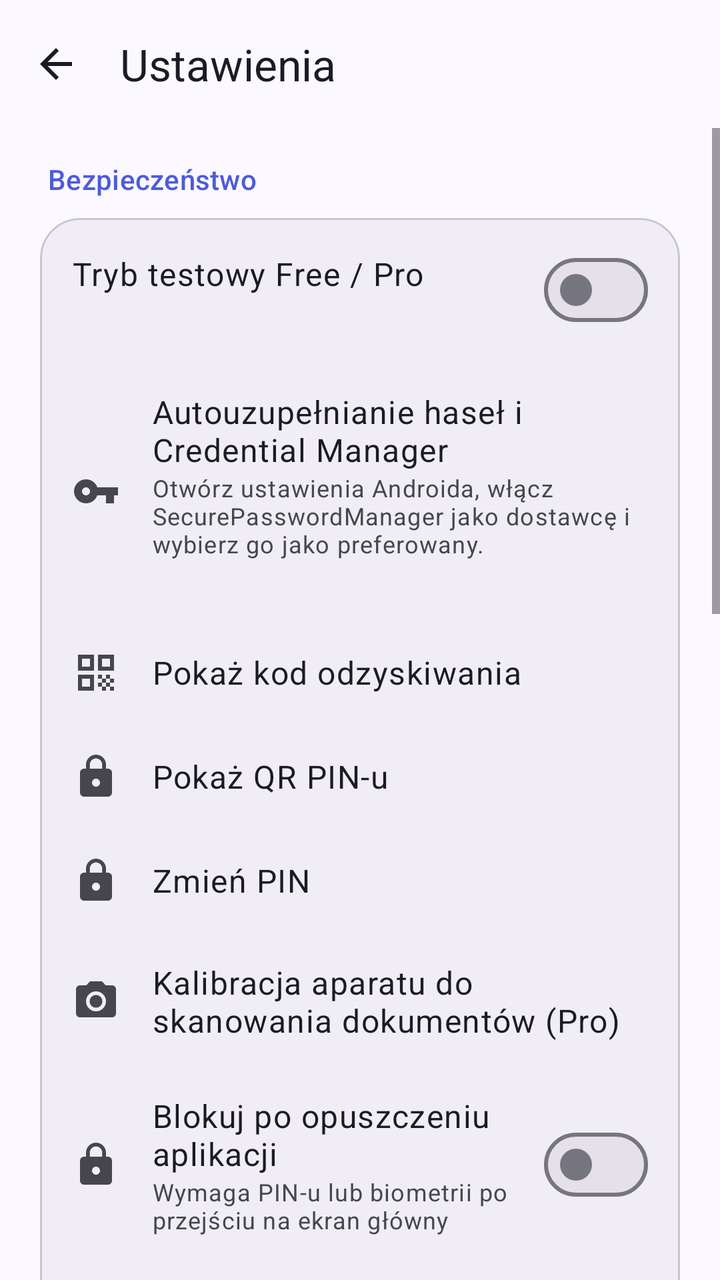
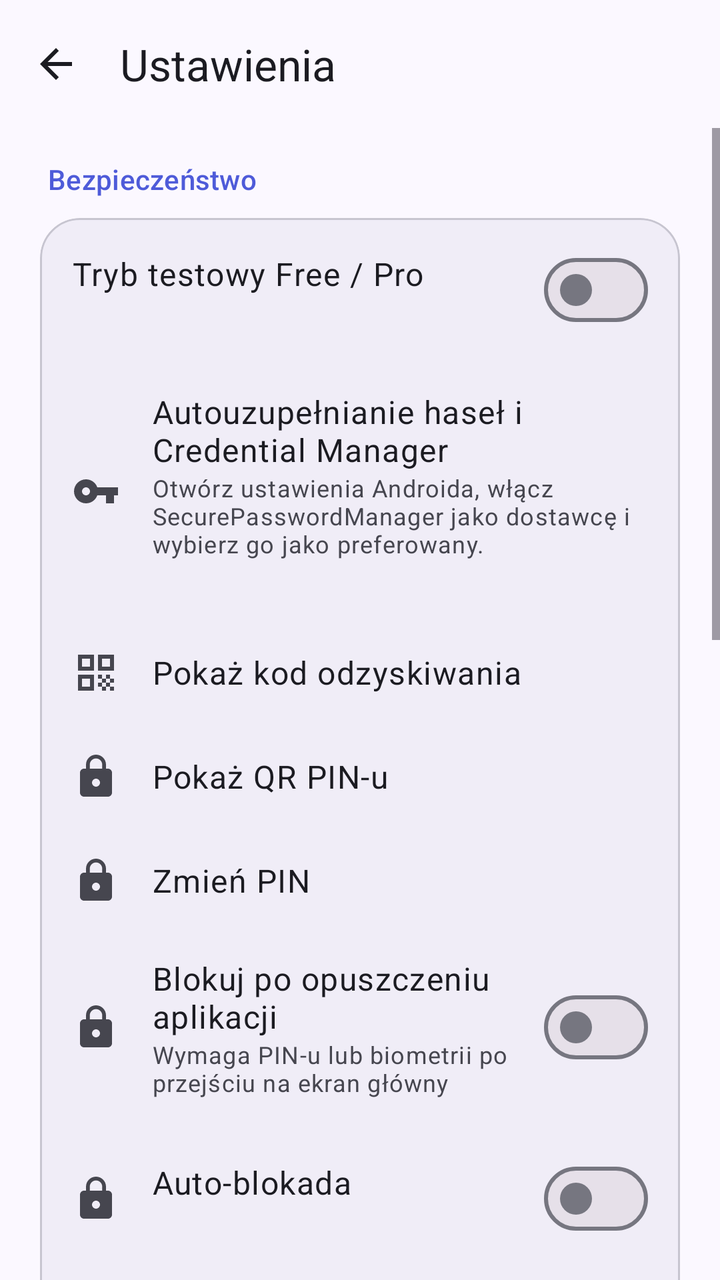

Screens rendered from an Android XML layout before and after an edit, with the pre-edit source and the edit as a unified diff.
<!-- AndroidManifest.xml: activity theme Theme.SecurePasswordManager -->
<!-- res/layout/activity_settings.xml -->
<?xml version="1.0" encoding="utf-8"?>
<LinearLayout xmlns:android="http://schemas.android.com/apk/res/android"
    xmlns:app="http://schemas.android.com/apk/res-auto"
    android:layout_width="match_parent"
    android:layout_height="match_parent"
    android:background="?android:attr/colorBackground"
    android:orientation="vertical">

    <com.google.android.material.appbar.MaterialToolbar
        android:id="@+id/settingsToolbar"
        android:layout_width="match_parent"
        android:layout_height="?attr/actionBarSize"
        android:background="?attr/colorSurface"
        app:navigationIcon="@drawable/ic_arrow_back"
        app:navigationIconTint="?attr/colorOnSurface"
        app:title="@string/settings_title"
        app:titleCentered="false"
        app:titleTextColor="?attr/colorOnSurface" />

    <ScrollView
        android:layout_width="match_parent"
        android:layout_height="0dp"
        android:layout_weight="1"
        android:fillViewport="true">

    <LinearLayout
        android:layout_width="match_parent"
        android:layout_height="wrap_content"
        android:orientation="vertical"
        android:paddingHorizontal="20dp"
        android:paddingTop="8dp"
        android:paddingBottom="20dp">

    <TextView
        android:layout_width="match_parent"
        android:layout_height="wrap_content"
        android:layout_marginTop="8dp"
        android:layout_marginBottom="10dp"
        android:paddingHorizontal="4dp"
        android:text="@string/settings_security"
        android:textAppearance="?attr/textAppearanceLabelLarge"
        android:textColor="?attr/colorPrimary" />

    <com.google.android.material.card.MaterialCardView
        android:layout_width="match_parent"
        android:layout_height="wrap_content"
        android:layout_marginBottom="18dp"
        app:cardBackgroundColor="?attr/colorSurfaceContainer"
        app:cardCornerRadius="20dp"
        app:strokeColor="?attr/colorOutlineVariant"
        app:strokeWidth="1dp">

    <LinearLayout
        android:layout_width="match_parent"
        android:layout_height="wrap_content"
        android:orientation="vertical">

    <LinearLayout
        android:id="@+id/rowPremiumDebug"
        android:layout_width="match_parent"
        android:layout_height="wrap_content"
        android:orientation="horizontal"
        android:gravity="center_vertical"
        android:paddingHorizontal="16dp"
        android:paddingVertical="12dp">
        <LinearLayout
            android:layout_width="0dp"
            android:layout_height="wrap_content"
            android:layout_weight="1"
            android:orientation="vertical">
            <TextView
                android:layout_width="wrap_content"
                android:layout_height="wrap_content"
                android:text="@string/settings_premium_debug"
                android:textAppearance="?attr/textAppearanceBodyLarge"
                android:textColor="?attr/colorOnSurface" />
            <TextView
                android:id="@+id/premiumDebugStatus"
                android:layout_width="wrap_content"
                android:layout_height="wrap_content"
                android:textAppearance="?attr/textAppearanceBodySmall"
                android:textColor="?attr/colorOnSurfaceVariant" />
        </LinearLayout>
        <com.google.android.material.materialswitch.MaterialSwitch
            android:id="@+id/switchPremiumDebug"
            android:layout_width="wrap_content"
            android:layout_height="wrap_content" />
    </LinearLayout>

    <LinearLayout
        android:id="@+id/rowAutofill"
        android:layout_width="match_parent"
        android:layout_height="wrap_content"
        android:orientation="horizontal"
        android:gravity="center_vertical"
        android:background="?attr/selectableItemBackground"
        android:paddingHorizontal="16dp"
        android:paddingVertical="14dp"
        android:clickable="true"
        android:focusable="true">

        <ImageView
            android:layout_width="24dp"
            android:layout_height="24dp"
            android:src="@drawable/ic_key"
            app:tint="?attr/colorOnSurfaceVariant"
            android:contentDescription="@null" />

        <LinearLayout
            android:layout_width="0dp"
            android:layout_height="wrap_content"
            android:layout_marginStart="16dp"
            android:layout_weight="1"
            android:orientation="vertical">
            <TextView
                android:layout_width="wrap_content"
                android:layout_height="wrap_content"
                android:text="@string/settings_autofill"
                android:textAppearance="?attr/textAppearanceBodyLarge"
                android:textColor="?attr/colorOnSurface" />
            <TextView
                android:layout_width="wrap_content"
                android:layout_height="wrap_content"
                android:text="@string/settings_autofill_desc"
                android:textAppearance="?attr/textAppearanceBodySmall"
                android:textColor="?attr/colorOnSurfaceVariant" />
            <TextView
                android:id="@+id/autofillStatus"
                android:layout_width="wrap_content"
                android:layout_height="wrap_content"
                android:textAppearance="?attr/textAppearanceBodySmall"
                android:textColor="?attr/colorPrimary" />
        </LinearLayout>
    </LinearLayout>

    <LinearLayout
        android:id="@+id/rowRecovery"
        android:layout_width="match_parent"
        android:layout_height="wrap_content"
        android:orientation="horizontal"
        android:gravity="center_vertical"
        android:background="?attr/selectableItemBackground"
        android:paddingHorizontal="16dp"
        android:paddingVertical="14dp"
        android:clickable="true"
        android:focusable="true">

        <ImageView
            android:layout_width="24dp"
            android:layout_height="24dp"
            android:src="@drawable/ic_qr_code"
            app:tint="?attr/colorOnSurfaceVariant"
            android:contentDescription="@null" />

        <TextView
            android:layout_width="wrap_content"
            android:layout_height="wrap_content"
            android:layout_marginStart="16dp"
            android:text="@string/settings_show_recovery"
            android:textAppearance="?attr/textAppearanceBodyLarge"
            android:textColor="?attr/colorOnSurface" />
    </LinearLayout>

    <LinearLayout
        android:id="@+id/rowPassphraseQr"
        android:layout_width="match_parent"
        android:layout_height="wrap_content"
        android:orientation="horizontal"
        android:gravity="center_vertical"
        android:background="?attr/selectableItemBackground"
        android:paddingHorizontal="16dp"
        android:paddingVertical="14dp"
        android:clickable="true"
        android:focusable="true">
        <ImageView
            android:layout_width="24dp"
            android:layout_height="24dp"
            android:src="@drawable/ic_lock"
            app:tint="?attr/colorOnSurfaceVariant"
            android:contentDescription="@null" />
        <TextView
            android:layout_width="wrap_content"
            android:layout_height="wrap_content"
            android:layout_marginStart="16dp"
            android:text="@string/action_show_passphrase_qr"
            android:textAppearance="?attr/textAppearanceBodyLarge"
            android:textColor="?attr/colorOnSurface" />
    </LinearLayout>

    <LinearLayout
        android:id="@+id/rowChangePin"
        android:layout_width="match_parent"
        android:layout_height="wrap_content"
        android:orientation="horizontal"
        android:gravity="center_vertical"
        android:background="?attr/selectableItemBackground"
        android:paddingHorizontal="16dp"
        android:paddingVertical="14dp"
        android:clickable="true"
        android:focusable="true">

        <ImageView
            android:layout_width="24dp"
            android:layout_height="24dp"
            android:src="@drawable/ic_lock"
            app:tint="?attr/colorOnSurfaceVariant"
            android:contentDescription="@null" />

        <TextView
            android:layout_width="wrap_content"
            android:layout_height="wrap_content"
            android:layout_marginStart="16dp"
            android:text="@string/settings_change_pin"
            android:textAppearance="?attr/textAppearanceBodyLarge"
            android:textColor="?attr/colorOnSurface" />
    </LinearLayout>

    <LinearLayout
        android:id="@+id/rowDocumentCalibration"
        android:layout_width="match_parent"
        android:layout_height="wrap_content"
        android:orientation="horizontal"
        android:gravity="center_vertical"
        android:background="?attr/selectableItemBackground"
        android:paddingHorizontal="16dp"
        android:paddingVertical="14dp"
        android:clickable="true"
        android:focusable="true">
        <ImageView
            android:layout_width="24dp"
            android:layout_height="24dp"
            android:src="@drawable/ic_camera"
            app:tint="?attr/colorOnSurfaceVariant"
            android:contentDescription="@null" />
        <TextView
            android:layout_width="wrap_content"
            android:layout_height="wrap_content"
            android:layout_marginStart="16dp"
            android:text="@string/settings_document_calibration"
            android:textAppearance="?attr/textAppearanceBodyLarge"
            android:textColor="?attr/colorOnSurface" />
    </LinearLayout>

    <LinearLayout
        android:id="@+id/rowLockBackground"
        android:layout_width="match_parent"
        android:layout_height="wrap_content"
        android:orientation="horizontal"
        android:gravity="center_vertical"
        android:background="?attr/selectableItemBackground"
        android:paddingHorizontal="16dp"
        android:paddingVertical="12dp">

        <ImageView
            android:layout_width="24dp"
            android:layout_height="24dp"
            android:src="@drawable/ic_lock"
            app:tint="?attr/colorOnSurfaceVariant"
            android:contentDescription="@null" />

        <LinearLayout
            android:layout_width="0dp"
            android:layout_height="wrap_content"
            android:layout_weight="1"
            android:layout_marginStart="16dp"
            android:orientation="vertical">
            <TextView
                android:layout_width="wrap_content"
                android:layout_height="wrap_content"
                android:text="@string/settings_lock_background"
                android:textAppearance="?attr/textAppearanceBodyLarge"
                android:textColor="?attr/colorOnSurface" />
            <TextView
                android:layout_width="wrap_content"
                android:layout_height="wrap_content"
                android:text="@string/settings_lock_background_desc"
                android:textAppearance="?attr/textAppearanceBodySmall"
                android:textColor="?attr/colorOnSurfaceVariant" />
        </LinearLayout>

        <com.google.android.material.materialswitch.MaterialSwitch
            android:id="@+id/switchLockBackground"
            android:layout_width="wrap_content"
            android:layout_height="wrap_content" />
    </LinearLayout>

    <LinearLayout
        android:id="@+id/rowAutoLock"
        android:layout_width="match_parent"
        android:layout_height="wrap_content"
        android:orientation="horizontal"
        android:gravity="center_vertical"
        android:background="?attr/selectableItemBackground"
        android:paddingHorizontal="16dp"
        android:paddingVertical="14dp"
        android:clickable="true"
        android:focusable="true">

        <ImageView
            android:layout_width="24dp"
            android:layout_height="24dp"
            android:src="@drawable/ic_lock"
            app:tint="?attr/colorOnSurfaceVariant"
            android:contentDescription="@null" />

        <LinearLayout
            android:layout_width="0dp"
            android:layout_height="wrap_content"
            android:layout_marginStart="16dp"
            android:layout_weight="1"
            android:orientation="vertical">

            <TextView
                android:layout_width="wrap_content"
                android:layout_height="wrap_content"
                android:text="@string/settings_autolock"
                android:textAppearance="?attr/textAppearanceBodyLarge"
                android:textColor="?attr/colorOnSurface" />

            <TextView
                android:id="@+id/autoLockValue"
                android:layout_width="wrap_content"
                android:layout_height="wrap_content"
                android:textAppearance="?attr/textAppearanceBodySmall"
                android:textColor="?attr/colorOnSurfaceVariant" />
        </LinearLayout>

        <com.google.android.material.materialswitch.MaterialSwitch
            android:id="@+id/switchAutoLock"
            android:layout_width="wrap_content"
            android:layout_height="wrap_content" />
    </LinearLayout>

    <LinearLayout
        android:id="@+id/rowLock"
        android:layout_width="match_parent"
        android:layout_height="wrap_content"
        android:orientation="horizontal"
        android:gravity="center_vertical"
        android:background="?attr/selectableItemBackground"
        android:paddingHorizontal="16dp"
        android:paddingVertical="14dp"
        android:clickable="true"
        android:focusable="true">

        <ImageView
            android:layout_width="24dp"
            android:layout_height="24dp"
            android:src="@drawable/ic_restore"
            app:tint="?attr/colorOnSurfaceVariant"
            android:contentDescription="@null" />

        <TextView
            android:layout_width="wrap_content"
            android:layout_height="wrap_content"
            android:layout_marginStart="16dp"
            android:text="@string/settings_lock"
            android:textAppearance="?attr/textAppearanceBodyLarge"
            android:textColor="?attr/colorOnSurface" />
    </LinearLayout>

    <LinearLayout
        android:id="@+id/rowPrivacy"
        android:layout_width="match_parent"
        android:layout_height="wrap_content"
        android:orientation="horizontal"
        android:gravity="center_vertical"
        android:background="?attr/selectableItemBackground"
        android:paddingHorizontal="16dp"
        android:paddingVertical="14dp"
        android:clickable="true"
        android:focusable="true">
        <ImageView
            android:layout_width="24dp"
            android:layout_height="24dp"
            android:src="@drawable/ic_note"
            app:tint="?attr/colorOnSurfaceVariant"
            android:contentDescription="@null" />
        <TextView
            android:layout_width="wrap_content"
            android:layout_height="wrap_content"
            android:layout_marginStart="16dp"
            android:text="@string/settings_privacy"
            android:textAppearance="?attr/textAppearanceBodyLarge"
            android:textColor="?attr/colorOnSurface" />
    </LinearLayout>

    <LinearLayout
        android:id="@+id/rowTutorial"
        android:layout_width="match_parent"
        android:layout_height="wrap_content"
        android:orientation="horizontal"
        android:gravity="center_vertical"
        android:background="?attr/selectableItemBackground"
        android:paddingHorizontal="16dp"
        android:paddingVertical="14dp"
        android:clickable="true"
        android:focusable="true">
        <ImageView
            android:layout_width="24dp"
            android:layout_height="24dp"
            android:src="@drawable/ic_help"
            app:tint="?attr/colorOnSurfaceVariant"
            android:contentDescription="@null" />
        <TextView
            android:layout_width="wrap_content"
            android:layout_height="wrap_content"
            android:layout_marginStart="16dp"
            android:text="@string/settings_tutorial"
            android:textAppearance="?attr/textAppearanceBodyLarge"
            android:textColor="?attr/colorOnSurface" />
    </LinearLayout>

    </LinearLayout>
    </com.google.android.material.card.MaterialCardView>

    <TextView
            android:layout_width="match_parent"
            android:layout_height="wrap_content"
            android:layout_marginBottom="10dp"
            android:paddingHorizontal="4dp"
            android:text="@string/settings_sync"
            android:textAppearance="?attr/textAppearanceLabelLarge"
            android:textColor="?attr/colorPrimary" />

    <com.google.android.material.card.MaterialCardView
            android:layout_width="match_parent"
            android:layout_height="wrap_content"
            android:layout_marginBottom="18dp"
            app:cardBackgroundColor="?attr/colorSurfaceContainer"
            app:cardCornerRadius="20dp"
            app:strokeColor="?attr/colorOutlineVariant"
            app:strokeWidth="1dp">

    <LinearLayout
            android:layout_width="match_parent"
            android:layout_height="wrap_content"
            android:orientation="vertical">

    <TextView
            android:id="@+id/remoteStatus"
            android:layout_width="match_parent"
            android:layout_height="wrap_content"
            android:layout_marginHorizontal="16dp"
            android:layout_marginTop="12dp"
            android:layout_marginBottom="4dp"
            android:background="@drawable/bg_settings_status"
            android:paddingHorizontal="12dp"
            android:paddingVertical="8dp"
        android:textAppearance="?attr/textAppearanceBodySmall"
        android:textColor="?attr/colorOnSurfaceVariant" />

    <LinearLayout
        android:id="@+id/rowLinkRemote"
        android:layout_width="match_parent"
        android:layout_height="wrap_content"
        android:orientation="horizontal"
        android:gravity="center_vertical"
        android:background="?attr/selectableItemBackground"
        android:paddingHorizontal="16dp"
        android:paddingVertical="14dp"
        android:clickable="true"
        android:focusable="true">

        <ImageView
            android:layout_width="24dp"
            android:layout_height="24dp"
            android:src="@drawable/ic_cloud_upload"
            app:tint="?attr/colorOnSurfaceVariant"
            android:contentDescription="@null" />

        <LinearLayout
            android:layout_width="wrap_content"
            android:layout_height="wrap_content"
            android:layout_marginStart="16dp"
            android:orientation="vertical">

            <TextView
                android:layout_width="wrap_content"
                android:layout_height="wrap_content"
                android:text="@string/settings_link_remote"
                android:textAppearance="?attr/textAppearanceBodyLarge"
                android:textColor="?attr/colorOnSurface" />

            <TextView
                android:layout_width="wrap_content"
                android:layout_height="wrap_content"
                android:text="@string/settings_link_remote_desc"
                android:textAppearance="?attr/textAppearanceBodySmall"
                android:textColor="?attr/colorOnSurfaceVariant" />
        </LinearLayout>
    </LinearLayout>

    <LinearLayout
        android:id="@+id/rowSyncNow"
        android:layout_width="match_parent"
        android:layout_height="wrap_content"
        android:orientation="horizontal"
        android:gravity="center_vertical"
        android:background="?attr/selectableItemBackground"
        android:paddingHorizontal="16dp"
        android:paddingVertical="14dp"
        android:clickable="true"
        android:focusable="true">

        <ImageView
            android:layout_width="24dp"
            android:layout_height="24dp"
            android:src="@drawable/ic_sync"
            app:tint="?attr/colorOnSurfaceVariant"
            android:contentDescription="@null" />

        <TextView
            android:layout_width="wrap_content"
            android:layout_height="wrap_content"
            android:layout_marginStart="16dp"
            android:text="@string/settings_sync_now"
            android:textAppearance="?attr/textAppearanceBodyLarge"
            android:textColor="?attr/colorOnSurface" />
    </LinearLayout>

    <LinearLayout
        android:id="@+id/rowBackup"
        android:layout_width="match_parent"
        android:layout_height="wrap_content"
        android:orientation="horizontal"
        android:gravity="center_vertical"
        android:background="?attr/selectableItemBackground"
        android:paddingHorizontal="16dp"
        android:paddingVertical="14dp"
        android:clickable="true"
        android:focusable="true">

        <ImageView
            android:layout_width="24dp"
            android:layout_height="24dp"
            android:src="@drawable/ic_backup"
            app:tint="?attr/colorOnSurfaceVariant"
            android:contentDescription="@null" />

        <TextView
            android:layout_width="wrap_content"
            android:layout_height="wrap_content"
            android:layout_marginStart="16dp"
            android:text="@string/settings_backup"
            android:textAppearance="?attr/textAppearanceBodyLarge"
            android:textColor="?attr/colorOnSurface" />
    </LinearLayout>

    <LinearLayout
        android:id="@+id/rowImportBackup"
        android:layout_width="match_parent"
        android:layout_height="wrap_content"
        android:orientation="horizontal"
        android:gravity="center_vertical"
        android:background="?attr/selectableItemBackground"
        android:paddingHorizontal="16dp"
        android:paddingVertical="14dp"
        android:clickable="true"
        android:focusable="true">
        <ImageView
            android:layout_width="24dp"
            android:layout_height="24dp"
            android:src="@drawable/ic_import"
            app:tint="?attr/colorOnSurfaceVariant"
            android:contentDescription="@null" />
        <LinearLayout
            android:layout_width="wrap_content"
            android:layout_height="wrap_content"
            android:layout_marginStart="16dp"
            android:orientation="vertical">
            <TextView
                android:layout_width="wrap_content"
                android:layout_height="wrap_content"
                android:text="@string/settings_import_backup"
                android:textAppearance="?attr/textAppearanceBodyLarge"
                android:textColor="?attr/colorOnSurface" />
            <TextView
                android:layout_width="wrap_content"
                android:layout_height="wrap_content"
                android:text="@string/settings_import_backup_desc"
                android:textAppearance="?attr/textAppearanceBodySmall"
                android:textColor="?attr/colorOnSurfaceVariant" />
        </LinearLayout>
    </LinearLayout>

    <LinearLayout
        android:id="@+id/rowUnlinkRemote"
        android:layout_width="match_parent"
        android:layout_height="wrap_content"
        android:orientation="horizontal"
        android:gravity="center_vertical"
        android:background="?attr/selectableItemBackground"
        android:paddingHorizontal="16dp"
        android:paddingVertical="14dp"
        android:clickable="true"
        android:focusable="true">

        <ImageView
            android:layout_width="24dp"
            android:layout_height="24dp"
            android:src="@drawable/ic_cloud_off"
            app:tint="?attr/colorOnSurfaceVariant"
            android:contentDescription="@null" />

        <TextView
            android:layout_width="wrap_content"
            android:layout_height="wrap_content"
            android:layout_marginStart="16dp"
            android:text="@string/settings_unlink"
            android:textAppearance="?attr/textAppearanceBodyLarge"
            android:textColor="?attr/colorOnSurface" />
    </LinearLayout>

    </LinearLayout>
    </com.google.android.material.card.MaterialCardView>

    <com.google.android.material.card.MaterialCardView
        android:layout_width="match_parent"
        android:layout_height="wrap_content"
        android:layout_marginTop="2dp"
        app:cardBackgroundColor="?attr/colorErrorContainer"
        app:cardCornerRadius="20dp"
        app:strokeColor="?attr/colorError"
        app:strokeWidth="1dp">

    <LinearLayout
        android:id="@+id/rowDeleteVault"
        android:layout_width="match_parent"
        android:layout_height="wrap_content"
        android:orientation="horizontal"
        android:gravity="center_vertical"
        android:background="?attr/selectableItemBackground"
        android:paddingHorizontal="16dp"
        android:paddingVertical="14dp"
        android:clickable="true"
        android:focusable="true">
        <ImageView
            android:layout_width="24dp"
            android:layout_height="24dp"
            android:src="@drawable/ic_cloud_off"
            app:tint="?attr/colorError"
            android:contentDescription="@null" />
        <LinearLayout
            android:layout_width="wrap_content"
            android:layout_height="wrap_content"
            android:layout_marginStart="16dp"
            android:orientation="vertical">
            <TextView
                android:layout_width="wrap_content"
                android:layout_height="wrap_content"
                android:text="@string/settings_delete_vault"
                android:textAppearance="?attr/textAppearanceBodyLarge"
                android:textColor="?attr/colorError" />
            <TextView
                android:layout_width="wrap_content"
                android:layout_height="wrap_content"
                android:text="@string/settings_delete_vault_desc"
                android:textAppearance="?attr/textAppearanceBodySmall"
                android:textColor="?attr/colorOnSurfaceVariant" />
        </LinearLayout>
    </LinearLayout>
        </com.google.android.material.card.MaterialCardView>
        </LinearLayout>
</ScrollView>
</LinearLayout>
<!-- resources referenced by this layout -->
<resources>
  <!-- drawable ic_camera (drawable) -->
  <vector xmlns:android="http://schemas.android.com/apk/res/android"
      android:width="24dp" android:height="24dp"
      android:viewportWidth="24" android:viewportHeight="24"
      android:tint="?attr/colorControlNormal">
      <path android:fillColor="#FF000000"
          android:pathData="M12,12m-3.2,0a3.2,3.2 0,1 1,6.4 0a3.2,3.2 0,1 1,-6.4 0" />
      <path android:fillColor="#FF000000"
          android:pathData="M9,2L7.17,4H4c-1.1,0 -2,0.9 -2,2v12c0,1.1 0.9,2 2,2h16c1.1,0 2,-0.9 2,-2V6c0,-1.1 -0.9,-2 -2,-2h-3.17L15,2H9zM12,17c-2.76,0 -5,-2.24 -5,-5s2.24,-5 5,-5 5,2.24 5,5 -2.24,5 -5,5z" />
  </vector>
  <string name="action_show_passphrase_qr">Pokaż QR PIN-u</string>
  <string name="settings_autofill">Autouzupełnianie haseł i Credential Manager</string>
  <string name="settings_autofill_desc">Otwórz ustawienia Androida, włącz SecurePasswordManager jako dostawcę i wybierz go jako preferowany.</string>
  <string name="settings_autolock">Auto-blokada</string>
  <string name="settings_backup">Kopia jednorazowo w inne miejsce</string>
  <string name="settings_change_pin">Zmień PIN</string>
  <string name="settings_delete_vault">Usuń lokalny magazyn</string>
  <string name="settings_delete_vault_desc">Usuwa lokalny vault, klucze i tymczasowe pliki</string>
  <string name="settings_document_calibration">Kalibracja aparatu do skanowania dokumentów (Pro)</string>
  <string name="settings_import_backup">Importuj kopię na tym urządzeniu</string>
  <string name="settings_import_backup_desc">Zastąpi lokalny magazyn wybraną zaszyfrowaną kopią</string>
  <string name="settings_link_remote">Ustaw automatyczną kopię</string>
  <string name="settings_link_remote_desc">Dysk Google, Dropbox, OneDrive, plik lokalny…</string>
  <string name="settings_lock">Zablokuj magazyn</string>
  <string name="settings_lock_background">Blokuj po opuszczeniu aplikacji</string>
  <string name="settings_lock_background_desc">Wymaga PIN-u lub biometrii po przejściu na ekran główny</string>
  <string name="settings_premium_debug">Tryb testowy Free / Pro</string>
  <string name="settings_privacy">Polityka prywatności</string>
  <string name="settings_security">Bezpieczeństwo</string>
  <string name="settings_show_recovery">Pokaż kod odzyskiwania</string>
  <string name="settings_sync">Kopia zapasowa</string>
  <string name="settings_sync_now">Zrób kopię teraz</string>
  <string name="settings_title">Ustawienia</string>
  <string name="settings_tutorial">Instrukcja aplikacji</string>
  <string name="settings_unlink">Wyłącz automatyczną kopię</string>
  <color name="md_primary">#4E5BD9</color>
  <color name="md_on_primary">#FFFFFF</color>
  <color name="md_primary_container">#E1E0FF</color>
  <color name="md_on_primary_container">#03006E</color>
  <color name="md_secondary">#5B5D72</color>
  <color name="md_on_secondary">#FFFFFF</color>
  <color name="md_secondary_container">#E0E1F9</color>
  <color name="md_on_secondary_container">#181A2C</color>
  <color name="md_tertiary">#006A6A</color>
  <color name="md_on_tertiary">#FFFFFF</color>
  <color name="md_tertiary_container">#9CF1F0</color>
  <color name="md_on_tertiary_container">#002020</color>
  <color name="md_error">#BA1A1A</color>
  <color name="md_on_error">#FFFFFF</color>
  <color name="md_error_container">#FFDAD6</color>
  <color name="md_on_error_container">#410002</color>
  <color name="md_background">#FBF8FF</color>
  <color name="md_on_background">#1B1B21</color>
  <color name="md_surface">#FBF8FF</color>
  <color name="md_on_surface">#1B1B21</color>
  <color name="md_surface_variant">#E3E1EC</color>
  <color name="md_on_surface_variant">#46464F</color>
  <color name="md_surface_container">#F0EDF7</color>
  <color name="md_surface_container_high">#EAE7F1</color>
  <color name="md_outline">#767680</color>
  <color name="md_outline_variant">#C7C5D0</color>
  <!-- unchanged entries left out for length: 16 -->
</resources>

<!-- the commit's change to res/layout/activity_settings.xml (unified diff, before → after) -->
@@ -211,32 +211,6 @@
             android:layout_height="wrap_content"
             android:layout_marginStart="16dp"
             android:text="@string/settings_change_pin"
-            android:textAppearance="?attr/textAppearanceBodyLarge"
-            android:textColor="?attr/colorOnSurface" />
-    </LinearLayout>
-
-    <LinearLayout
-        android:id="@+id/rowDocumentCalibration"
-        android:layout_width="match_parent"
-        android:layout_height="wrap_content"
-        android:orientation="horizontal"
-        android:gravity="center_vertical"
-        android:background="?attr/selectableItemBackground"
-        android:paddingHorizontal="16dp"
-        android:paddingVertical="14dp"
-        android:clickable="true"
-        android:focusable="true">
-        <ImageView
-            android:layout_width="24dp"
-            android:layout_height="24dp"
-            android:src="@drawable/ic_camera"
-            app:tint="?attr/colorOnSurfaceVariant"
-            android:contentDescription="@null" />
-        <TextView
-            android:layout_width="wrap_content"
-            android:layout_height="wrap_content"
-            android:layout_marginStart="16dp"
-            android:text="@string/settings_document_calibration"
             android:textAppearance="?attr/textAppearanceBodyLarge"
             android:textColor="?attr/colorOnSurface" />
     </LinearLayout>
<!-- resource entries referenced after the edit -->
@@ -1,15 +1,5 @@
 <!-- resources referenced by this layout -->
 <resources>
-  <!-- drawable ic_camera (drawable) -->
-  <vector xmlns:android="http://schemas.android.com/apk/res/android"
-      android:width="24dp" android:height="24dp"
-      android:viewportWidth="24" android:viewportHeight="24"
-      android:tint="?attr/colorControlNormal">
-      <path android:fillColor="#FF000000"
-          android:pathData="M12,12m-3.2,0a3.2,3.2 0,1 1,6.4 0a3.2,3.2 0,1 1,-6.4 0" />
-      <path android:fillColor="#FF000000"
-          android:pathData="M9,2L7.17,4H4c-1.1,0 -2,0.9 -2,2v12c0,1.1 0.9,2 2,2h16c1.1,0 2,-0.9 2,-2V6c0,-1.1 -0.9,-2 -2,-2h-3.17L15,2H9zM12,17c-2.76,0 -5,-2.24 -5,-5s2.24,-5 5,-5 5,2.24 5,5 -2.24,5 -5,5z" />
-  </vector>
   <string name="action_show_passphrase_qr">Pokaż QR PIN-u</string>
   <string name="settings_autofill">Autouzupełnianie haseł i Credential Manager</string>
   <string name="settings_autofill_desc">Otwórz ustawienia Androida, włącz SecurePasswordManager jako dostawcę i wybierz go jako preferowany.</string>
@@ -18,7 +8,6 @@
   <string name="settings_change_pin">Zmień PIN</string>
   <string name="settings_delete_vault">Usuń lokalny magazyn</string>
   <string name="settings_delete_vault_desc">Usuwa lokalny vault, klucze i tymczasowe pliki</string>
-  <string name="settings_document_calibration">Kalibracja aparatu do skanowania dokumentów (Pro)</string>
   <string name="settings_import_backup">Importuj kopię na tym urządzeniu</string>
   <string name="settings_import_backup_desc">Zastąpi lokalny magazyn wybraną zaszyfrowaną kopią</string>
   <string name="settings_link_remote">Ustaw automatyczną kopię</string>
